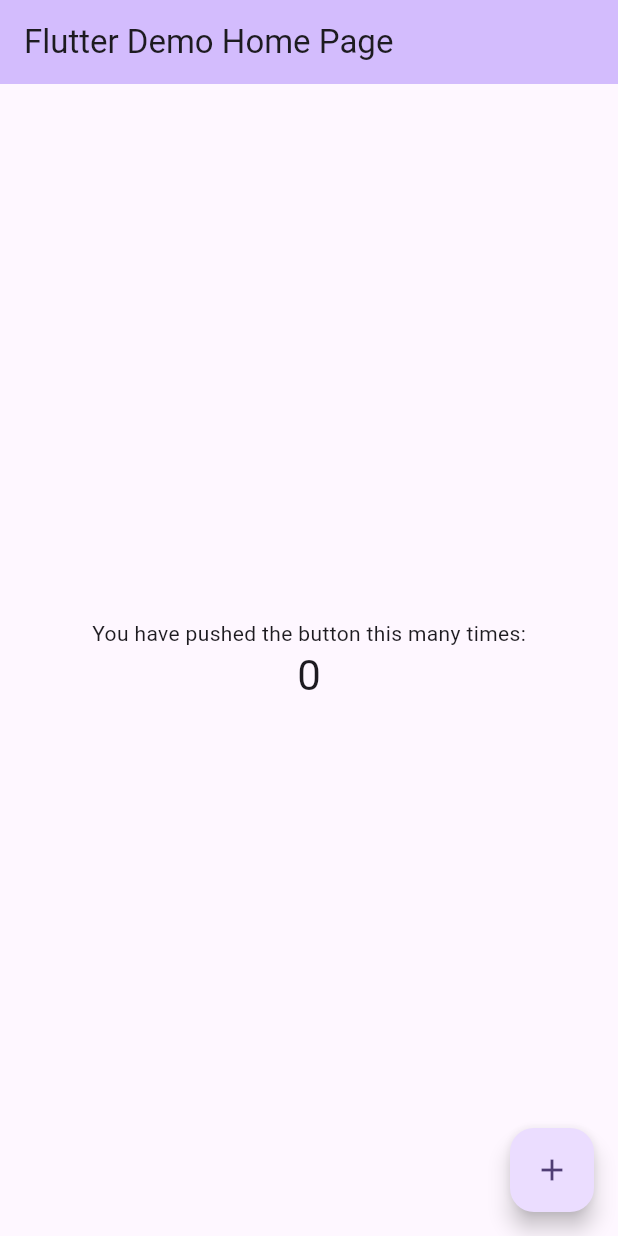
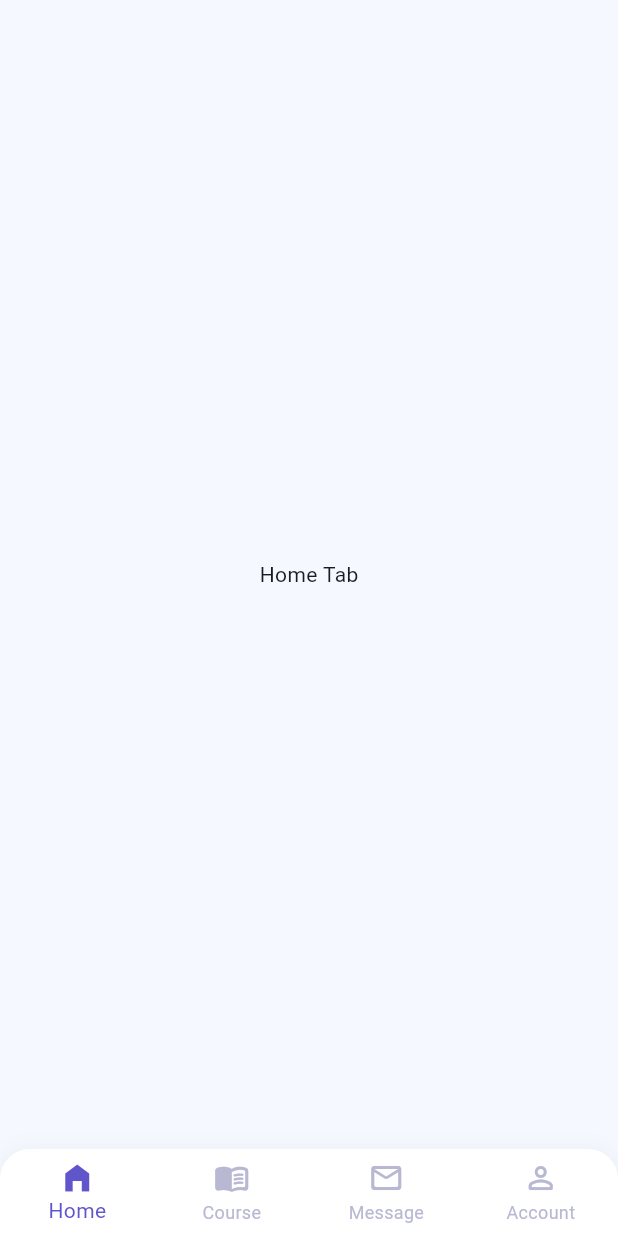
Before and after one commit to uqizeroxl/uas_mobile, a Flutter app: the screen it shows after launch, on a phone screen of 412 x 824 dp. Run offline on Flutter 3.47's test engine with Material 3 defaults, Android fonts, the phone set to English and light mode, and no system bars.

Commit message:
membuat tab

```diff
--- /dev/null
+++ b/lib/constants.dart
@@ -0,0 +1,10 @@
+import 'package:flutter/material.dart';
+
+class AppColors {
+  static const Color primary = Color(0xFF6155CC); // Purple from image
+  static const Color secondary = Color(0xFFFF9100); // Orange accent
+  static const Color background = Color(0xFFF5F9FF); // Light bluish-white background
+  static const Color textPrimary = Color(0xFF1F1F39);
+  static const Color textSecondary = Color(0xFF858597);
+  static const Color grey = Color(0xFFB8B8D2);
+}
--- a/lib/main.dart
+++ b/lib/main.dart
@@ -1,4 +1,6 @@
 import 'package:flutter/material.dart';
+import 'screens/base_screen.dart';
+import 'constants.dart';
 
 void main() {
   runApp(const MyApp());
@@ -7,116 +9,23 @@ void main() {
 class MyApp extends StatelessWidget {
   const MyApp({super.key});
 
-  // This widget is the root of your application.
   @override
   Widget build(BuildContext context) {
     return MaterialApp(
-      title: 'Flutter Demo',
+      title: 'UAS Mobile',
+      debugShowCheckedModeBanner: false,
       theme: ThemeData(
-        // This is the theme of your application.
-        //
-        // TRY THIS: Try running your application with "flutter run". You'll see
-        // the application has a purple toolbar. Then, without quitting the app,
-        // try changing the seedColor in the colorScheme below to Colors.green
-        // and then invoke "hot reload" (save your changes or press the "hot
-        // reload" button in a Flutter-supported IDE, or press "r" if you used
-        // the command line to start the app).
-        //
-        // Notice that the counter didn't reset back to zero; the application
-        // state is not lost during the reload. To reset the state, use hot
-        // restart instead.
-        //
-        // This works for code too, not just values: Most code changes can be
-        // tested with just a hot reload.
-        colorScheme: ColorScheme.fromSeed(seedColor: Colors.deepPurple),
+        colorScheme: ColorScheme.fromSeed(
+          seedColor: AppColors.primary,
+          primary: AppColors.primary,
+          secondary: AppColors.secondary,
+          surface: AppColors.background,
+        ),
+        scaffoldBackgroundColor: AppColors.background,
+        useMaterial3: true,
+        fontFamily: 'Roboto', // Default fallback
       ),
-      home: const MyHomePage(title: 'Flutter Demo Home Page'),
+      home: const BaseScreen(),
     );
   }
 }
-
-class MyHomePage extends StatefulWidget {
-  const MyHomePage({super.key, required this.title});
-
-  // This widget is the home page of your application. It is stateful, meaning
-  // that it has a State object (defined below) that contains fields that affect
-  // how it looks.
-
-  // This class is the configuration for the state. It holds the values (in this
-  // case the title) provided by the parent (in this case the App widget) and
-  // used by the build method of the State. Fields in a Widget subclass are
-  // always marked "final".
-
-  final String title;
-
-  @override
-  State<MyHomePage> createState() => _MyHomePageState();
-}
-
-class _MyHomePageState extends State<MyHomePage> {
-  int _counter = 0;
-
-  void _incrementCounter() {
-    setState(() {
-      // This call to setState tells the Flutter framework that something has
-      // changed in this State, which causes it to rerun the build method below
-      // so that the display can reflect the updated values. If we changed
-      // _counter without calling setState(), then the build method would not be
-      // called again, and so nothing would appear to happen.
-      _counter++;
-    });
-  }
-
-  @override
-  Widget build(BuildContext context) {
-    // This method is rerun every time setState is called, for instance as done
-    // by the _incrementCounter method above.
-    //
-    // The Flutter framework has been optimized to make rerunning build methods
-    // fast, so that you can just rebuild anything that needs updating rather
-    // than having to individually change instances of widgets.
-    return Scaffold(
-      appBar: AppBar(
-        // TRY THIS: Try changing the color here to a specific color (to
-        // Colors.amber, perhaps?) and trigger a hot reload to see the AppBar
-        // change color while the other colors stay the same.
-        backgroundColor: Theme.of(context).colorScheme.inversePrimary,
-        // Here we take the value from the MyHomePage object that was created by
-        // the App.build method, and use it to set our appbar title.
-        title: Text(widget.title),
-      ),
-      body: Center(
-        // Center is a layout widget. It takes a single child and positions it
-        // in the middle of the parent.
-        child: Column(
-          // Column is also a layout widget. It takes a list of children and
-          // arranges them vertically. By default, it sizes itself to fit its
-          // children horizontally, and tries to be as tall as its parent.
-          //
-          // Column has various properties to control how it sizes itself and
-          // how it positions its children. Here we use mainAxisAlignment to
-          // center the children vertically; the main axis here is the vertical
-          // axis because Columns are vertical (the cross axis would be
-          // horizontal).
-          //
-          // TRY THIS: Invoke "debug painting" (choose the "Toggle Debug Paint"
-          // action in the IDE, or press "p" in the console), to see the
-          // wireframe for each widget.
-          mainAxisAlignment: MainAxisAlignment.center,
-          children: <Widget>[
-            const Text('You have pushed the button this many times:'),
-            Text(
-              '$_counter',
-              style: Theme.of(context).textTheme.headlineMedium,
-            ),
-          ],
-        ),
-      ),
-      floatingActionButton: FloatingActionButton(
-        onPressed: _incrementCounter,
-        tooltip: 'Increment',
-        child: const Icon(Icons.add),
-      ), // This trailing comma makes auto-formatting nicer for build methods.
-    );
-  }
-}
--- /dev/null
+++ b/lib/screens/base_screen.dart
@@ -0,0 +1,82 @@
+import 'package:flutter/material.dart';
+import '../constants.dart';
+
+class BaseScreen extends StatefulWidget {
+  const BaseScreen({super.key});
+
+  @override
+  State<BaseScreen> createState() => _BaseScreenState();
+}
+
+class _BaseScreenState extends State<BaseScreen> {
+  int _selectedIndex = 0;
+
+  final List<Widget> _pages = [
+    const Center(child: Text('Home Tab')),
+    const Center(child: Text('Course Tab')),
+    const Center(child: Text('Message Tab')),
+    const Center(child: Text('Profile Tab')),
+  ];
+
+  void _onItemTapped(int index) {
+    setState(() {
+      _selectedIndex = index;
+    });
+  }
+
+  @override
+  Widget build(BuildContext context) {
+    return Scaffold(
+      body: _pages[_selectedIndex],
+      bottomNavigationBar: Container(
+        decoration: BoxDecoration(
+          borderRadius: const BorderRadius.only(
+            topLeft: Radius.circular(20),
+            topRight: Radius.circular(20),
+          ),
+          boxShadow: [
+            BoxShadow(
+              color: Colors.grey.withOpacity(0.1),
+              spreadRadius: 1,
+              blurRadius: 10,
+            ),
+          ],
+        ),
+        child: ClipRRect(
+          borderRadius: const BorderRadius.only(
+            topLeft: Radius.circular(20),
+            topRight: Radius.circular(20),
+          ),
+          child: BottomNavigationBar(
+            items: const <BottomNavigationBarItem>[
+              BottomNavigationBarItem(
+                icon: Icon(Icons.home_filled),
+                label: 'Home',
+              ),
+              BottomNavigationBarItem(
+                icon: Icon(Icons.menu_book_rounded),
+                label: 'Course',
+              ),
+              BottomNavigationBarItem(
+                icon: Icon(Icons.mail_outline_rounded),
+                label: 'Message',
+              ),
+              BottomNavigationBarItem(
+                icon: Icon(Icons.person_outline_rounded),
+                label: 'Account',
+              ),
+            ],
+            currentIndex: _selectedIndex,
+            selectedItemColor: AppColors.primary,
+            unselectedItemColor: AppColors.grey,
+            showUnselectedLabels: true,
+            onTap: _onItemTapped,
+            type: BottomNavigationBarType.fixed,
+            backgroundColor: Colors.white,
+            elevation: 0,
+          ),
+        ),
+      ),
+    );
+  }
+}
--- a/pubspec.yaml
+++ b/pubspec.yaml
@@ -19,7 +19,7 @@ publish_to: 'none' # Remove this line if you wish to publish to pub.dev
 version: 1.0.0+1
 
 environment:
-  sdk: ^3.9.2
+  sdk: '>=3.5.4 <4.0.0'
 
 # Dependencies specify other packages that your package needs in order to work.
 # To automatically upgrade your package dependencies to the latest versions
```
Also changed, not shown: gambar/Group 120.png (added), pubspec.lock, 1 other file.
